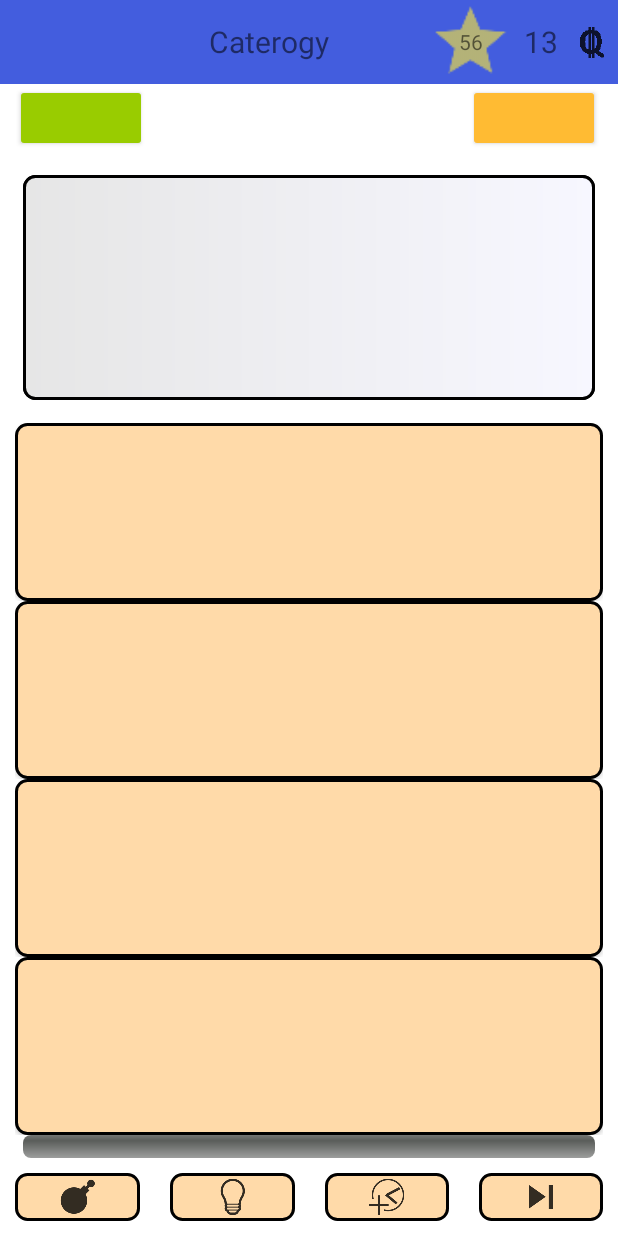
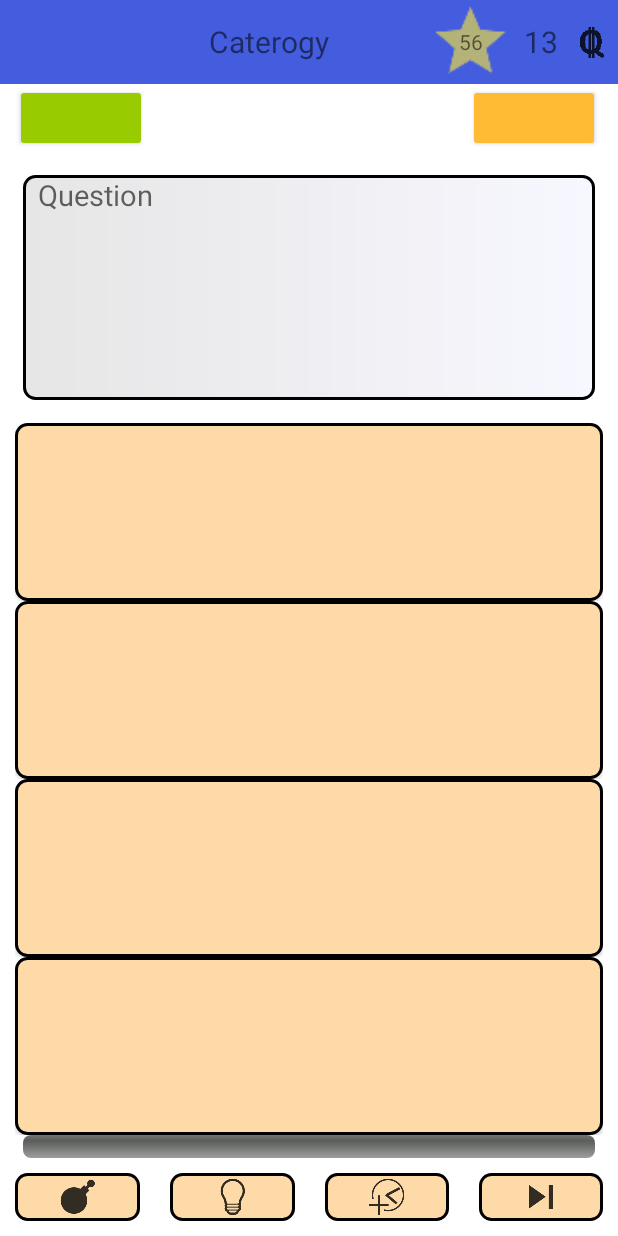
Before and after one commit to ggegiya1/QuiZee, an Android app: the QuestionActivity screen opened directly, with no data from a screen before it, on a phone screen of 412 x 824 dp. Run offline under Robolectric (Android 15) with nearby library versions, the phone set to English and light mode, and no system bars; 4 statements that could not run were skipped.

Commit message:
make too long category names shorter use autoresize text view for the question widget

```diff
--- a/app/src/main/java/com/app/game/quizee/CategoryListAdapter.java
+++ b/app/src/main/java/com/app/game/quizee/CategoryListAdapter.java
@@ -17,6 +17,7 @@ import android.widget.Toast;
 
 import com.app.game.quizee.backend.Category;
 import com.app.game.quizee.backend.Player;
+import com.app.game.quizee.util.AutoResizeTextView;
 
 import java.util.ArrayList;
 import java.util.List;
@@ -50,7 +51,8 @@ public class CategoryListAdapter extends ArrayAdapter<Category> {
             convertView = inflater.inflate(R.layout.category_selection_list_item, null);
             holder = new ViewHolder();
             holder.categoryImage = (ImageView) convertView.findViewById(R.id.category_item_icon);
-            holder.categoryName = (TextView) convertView.findViewById(R.id.category_item_name);
+            holder.categoryName = (AutoResizeTextView) convertView.findViewById(R.id.category_item_name);
+            holder.categoryName.setMinTextSize(10);
             holder.categoryPrice = (TextView) convertView.findViewById(R.id.category_item_price);
             holder.checkBox = (CheckBox) convertView.findViewById(R.id.select_category_item);
             holder.checkBox.setTag(categories.get(position));
@@ -129,7 +131,7 @@ public class CategoryListAdapter extends ArrayAdapter<Category> {
 
     private static class ViewHolder{
         ImageView categoryImage;
-        TextView categoryName;
+        AutoResizeTextView categoryName;
         TextView categoryPrice;
         CheckBox checkBox;
     }
--- a/app/src/main/java/com/app/game/quizee/QuestionActivity.java
+++ b/app/src/main/java/com/app/game/quizee/QuestionActivity.java
@@ -39,7 +39,7 @@ public class QuestionActivity extends AppCompatActivity{
     private Player player;
 
     //User interface attributes
-    TextSwitcher questionTextSwitcher;
+    AutoResizeTextView questionTextSwitcher;
     TextSwitcher answer1TextSwitcher;
     TextSwitcher answer2TextSwitcher;
     TextSwitcher answer3TextSwitcher;
@@ -89,25 +89,10 @@ public class QuestionActivity extends AppCompatActivity{
                 newQuestion();
             }
         });
-        questionTextSwitcher = (TextSwitcher) findViewById(R.id.text_question);
+        questionTextSwitcher = (AutoResizeTextView) findViewById(R.id.text_question);
+        questionTextSwitcher.setMinTextSize(10);
         pb = (ProgressBar) findViewById(R.id.progressBar);
         pb.setRotation(180);
-
-        //ajoute les view a créé lors de lanimation de changement de texte du questionTextSwitcher
-        //viewfactory tiré de la page http://www.androhub.com/android-textswitcher/
-        questionTextSwitcher.setFactory(new ViewSwitcher.ViewFactory() {
-
-            public View makeView() {
-                //crer un TextView avec des caractéristiques
-                AutoResizeTextView myText = new AutoResizeTextView(QuestionActivity.this);
-                myText.setGravity(Gravity.TOP | Gravity.CENTER_HORIZONTAL);
-                myText.setLayoutParams(new FrameLayout.LayoutParams(
-                        FrameLayout.LayoutParams.MATCH_PARENT,
-                        FrameLayout.LayoutParams.MATCH_PARENT));
-                myText.setBackgroundDrawable(getResources().getDrawable((R.drawable.button_secondary_default)));
-                return myText;
-            }
-        });
 
         category = (TextView) findViewById(R.id.caterogy_Textview);
 
@@ -268,11 +253,6 @@ public class QuestionActivity extends AppCompatActivity{
         //change le texte de la question
         questionTextSwitcher.setText(question.getText_question());
 
-        //ajuste le taille du texte pour que le texte ne depasse pas
-        TextView tv1 = (TextView) questionTextSwitcher.getChildAt(0);
-        TextView tv2 = (TextView) questionTextSwitcher.getChildAt(1);
-
-        questionTextSwitcher.setText(question.getText_question());
         List<String> answers = question.getAnswers(true);
 
         //efface les couleurs sur les boutons et mets le texte correspondant aux reponses sur les boutons
--- a/app/src/main/res/layout/activity_question.xml
+++ b/app/src/main/res/layout/activity_question.xml
@@ -88,16 +88,19 @@
             android:backgroundTint="@android:color/holo_orange_light" />
     </RelativeLayout>
 
-    <TextSwitcher
+    <com.app.game.quizee.util.AutoResizeTextView
         android:layout_width="match_parent"
         android:layout_height="150dp"
         android:id="@+id/text_question"
         android:textAppearance="@style/TextAppearance.AppCompat.Medium"
         android:lineSpacingExtra="8sp"
         android:textAlignment="textStart"
+        android:textSize="20sp"
+        android:text="Question"
+        android:paddingStart="10dp"
+        android:paddingEnd="10dp"
+        android:maxLines="6"
         android:layout_below="@+id/GameStatus"
-        android:inAnimation="@android:anim/slide_in_left"
-        android:outAnimation="@android:anim/slide_out_right"
         android:background="@drawable/button_secondary_default"
         android:layout_margin="15dp"/>
 
```
Also changed, not shown: app/src/main/java/com/app/game/quizee/backend/CategoryManager.java (+13 -13 lines).
